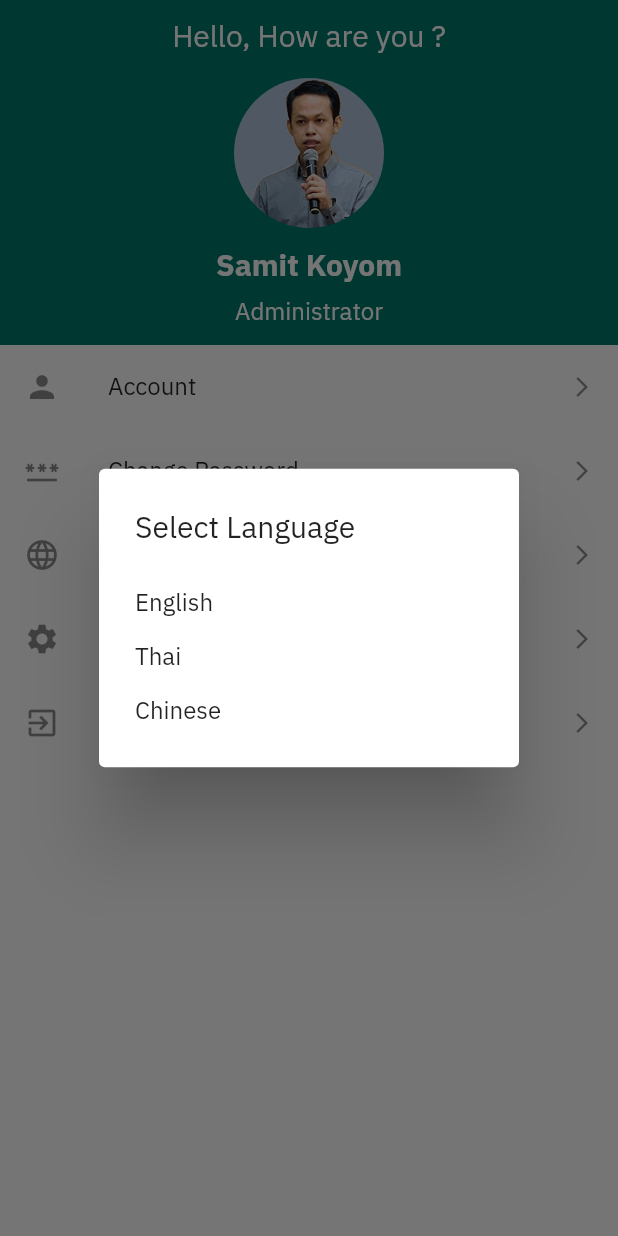
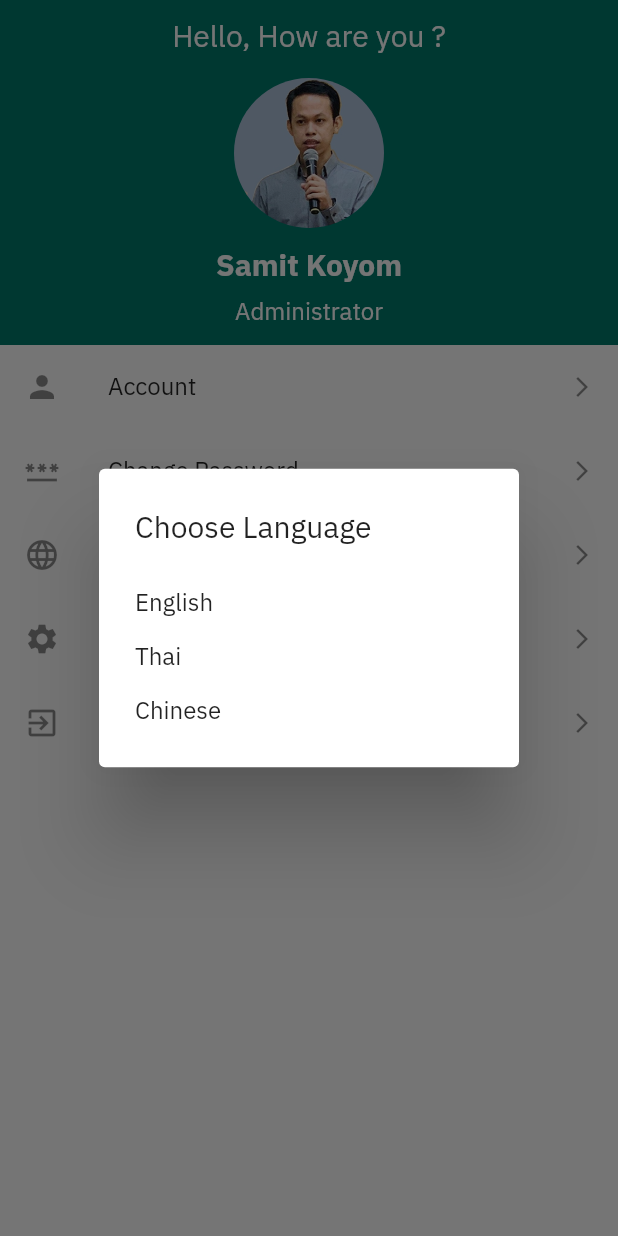
Before and after one commit to iamsamitdev/flutter_scale_mimotech, a Flutter app: the ProfileScreen screen opened directly, after a tap on "Change Language", on a phone screen of 412 x 824 dp. Run offline on Flutter 3.47's test engine with Material 2 defaults, Android fonts, the phone set to English and light mode, and no system bars; our stand-ins replace connectivity_plus, logger, shared_preferences; missing offline and left inert: onboarding_intro_screen; accounts and stored records are empty; generated files the repository leaves out were written again; network calls fail.

Commit message:
add language

```diff
--- /dev/null
+++ b/lib/provider/locale_provider.dart
@@ -0,0 +1,28 @@
+import 'package:flutter/material.dart';
+import 'package:shared_preferences/shared_preferences.dart';
+
+class LocaleProvider extends ChangeNotifier {
+
+  Locale _locale = const Locale('en');
+  Locale get locale => _locale;
+
+  // Shared preferences for save locale
+  SharedPreferences? _sharedPreferences;
+
+  // Constructor
+  LocaleProvider(Locale locale) {
+    _locale = locale;
+  }
+
+  // Change locale
+  void changeLocale(Locale newLocale) async {
+
+    // Save locale to shared preferences
+    _sharedPreferences = await SharedPreferences.getInstance();
+    await _sharedPreferences!.setString('languageCode', newLocale.languageCode);
+
+    _locale = newLocale;
+    notifyListeners();
+  }
+
+}
--- a/lib/screens/bottomnavmenu/profile/profile_screen.dart
+++ b/lib/screens/bottomnavmenu/profile/profile_screen.dart
@@ -1,8 +1,10 @@
 // ignore_for_file: prefer_const_constructors, prefer_const_literals_to_create_immutables
 
 import 'package:flutter/material.dart';
+import 'package:flutter_scale/provider/locale_provider.dart';
 import 'package:flutter_scale/themes/colors.dart';
 import 'package:flutter_gen/gen_l10n/app_localizations.dart';
+import 'package:provider/provider.dart';
 
 class ProfileScreen extends StatefulWidget {
   const ProfileScreen({super.key});
@@ -74,19 +76,19 @@ class _ProfileScreenState extends State<ProfileScreen> {
       children: [
         ListTile(
           leading: Icon(Icons.person),
-          title: Text('Account'),
+          title: Text(AppLocalizations.of(context)!.menu_account,),
           trailing: Icon(Icons.arrow_forward_ios, size: 16,),
           onTap: (){},
         ),
         ListTile(
           leading: Icon(Icons.password),
-          title: Text('Change Password'),
+          title: Text(AppLocalizations.of(context)!.menu_changepass),
           trailing: Icon(Icons.arrow_forward_ios, size: 16,),
           onTap: (){},
         ),
         ListTile(
           leading: Icon(Icons.language),
-          title: Text('Change Language'),
+          title: Text(AppLocalizations.of(context)!.menu_changelang),
           trailing: Icon(Icons.arrow_forward_ios, size: 16,),
           onTap: (){
             // Create alert dialog select language
@@ -94,14 +96,17 @@ class _ProfileScreenState extends State<ProfileScreen> {
               context: context,
               builder: (BuildContext context) {
                 return AlertDialog(
-                  title: Text('Select Language'),
+                  title: Text(AppLocalizations.of(context)!.label_chooselang,),
                   content: SingleChildScrollView(
-                    child: ListBody(
+                    child: Consumer<LocaleProvider>(
+                      builder: (context, provider, child) {
+                        return ListBody(
                           children: [
                             InkWell(
                               child: Text('English'),
                               onTap: (){
                                 Navigator.pop(context);
+                                provider.changeLocale(const Locale('en'));
                               },
                             ),
                             SizedBox(height: 10,),
@@ -109,6 +114,7 @@ class _ProfileScreenState extends State<ProfileScreen> {
                               child: Text('Thai'),
                               onTap: (){
                                 Navigator.pop(context);
+                                provider.changeLocale(const Locale('th'));
                               },
                             ),
                             SizedBox(height: 10,),
@@ -116,9 +122,12 @@ class _ProfileScreenState extends State<ProfileScreen> {
                               child: Text('Chinese'),
                               onTap: (){
                                 Navigator.pop(context);
+                                provider.changeLocale(const Locale('zh'));
                               },
                             ),
                           ],
+                        );
+                      },
                     ),
                   ),
                 );
@@ -128,13 +137,13 @@ class _ProfileScreenState extends State<ProfileScreen> {
         ),
         ListTile(
           leading: Icon(Icons.settings),
-          title: Text('Settings'),
+          title: Text(AppLocalizations.of(context)!.menu_setting,),
           trailing: Icon(Icons.arrow_forward_ios, size: 16,),
           onTap: (){},
         ),
         ListTile(
           leading: Icon(Icons.exit_to_app),
-          title: Text('Logout'),
+          title: Text(AppLocalizations.of(context)!.menu_logout),
           trailing: Icon(Icons.arrow_forward_ios, size: 16,),
           onTap: (){},
         ),
```
Also changed, not shown: lib/l10n/app_en.arb (+14 -1 lines), lib/l10n/app_th.arb (+14 -1 lines), lib/l10n/app_zh.arb (+14 -1 lines), lib/main.dart (+19 -0 lines), lib/screens/dashboard/dashboard_screen.dart (+18 -16 lines). Lines whose indentation alone changed are shown as unchanged.
